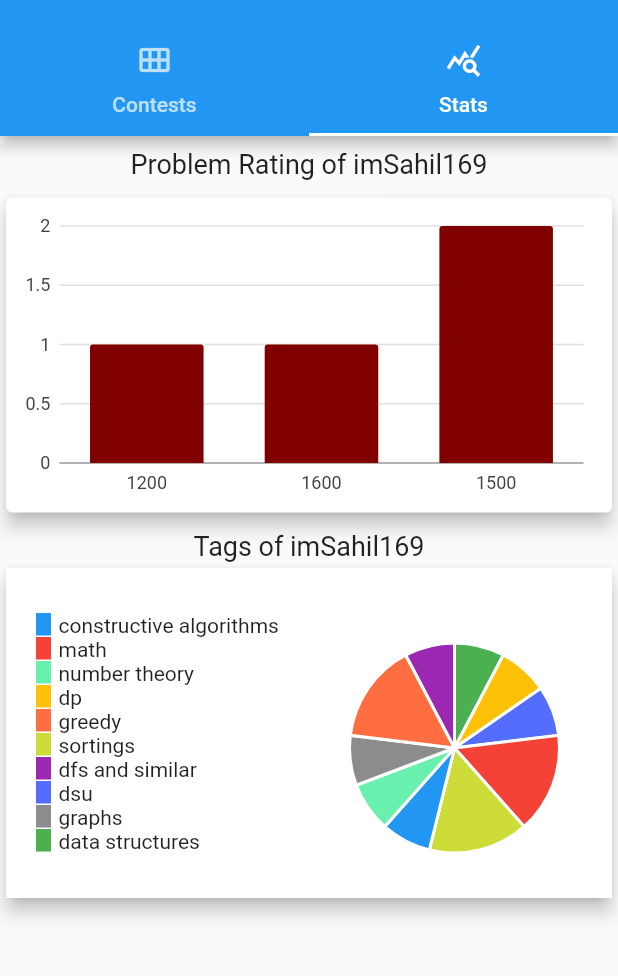
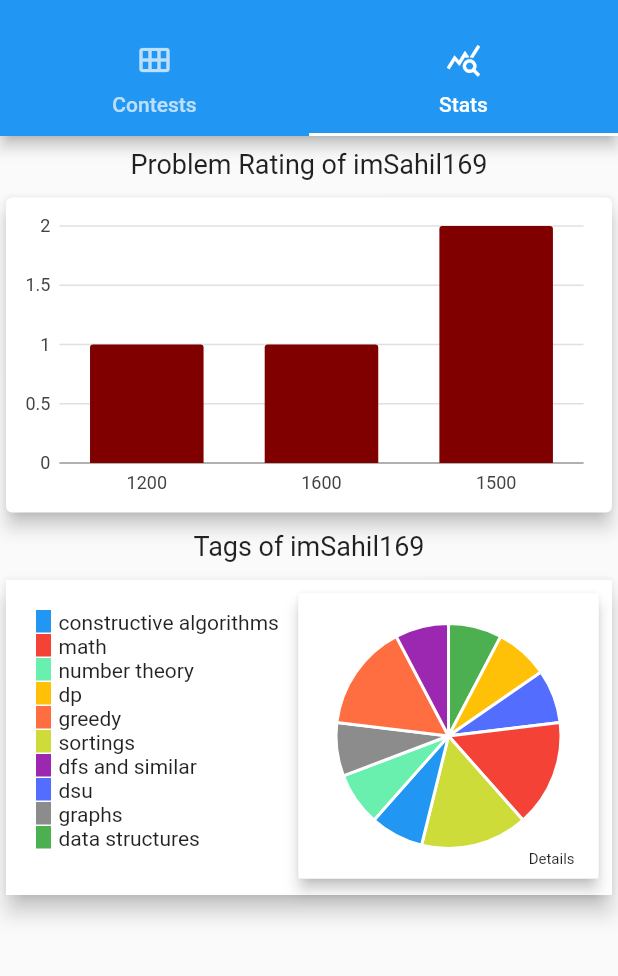
Before and after one commit to sk25469/Codeforces_Visualizer, a Flutter app: the screen it shows after launch, tab 2 chosen, on a phone screen of 412 x 824 dp, the part 59-1035 px from its top. Run offline on Flutter 3.47's test engine with Material 2 defaults, Android fonts, the phone set to English and light mode, and no system bars; our stand-ins replace charts_flutter.

Commit message:
more ui changes

```diff
--- a/lib/screens/user_info_screen.dart
+++ b/lib/screens/user_info_screen.dart
@@ -50,7 +50,7 @@ class UserInfoScreen extends StatelessWidget {
           ),
         ),
         const Padding(
-          padding: EdgeInsets.only(top: 8),
+          padding: EdgeInsets.only(top: 8, bottom: 8),
           child: Text(
             'Tags of imSahil169',
             style: TextStyle(
--- a/lib/widgets/pie_chart.dart
+++ b/lib/widgets/pie_chart.dart
@@ -11,30 +11,44 @@ class PieChart extends StatelessWidget {
   @override
   Widget build(BuildContext context) {
     return Card(
-      elevation: 5,
+      elevation: 6,
       child: Container(
         color: Colors.white,
-        height: 220.0,
+        height: 210.0,
         width: double.infinity,
         child: Stack(
           children: <Widget>[
             Positioned(
-              top: 30.0,
+              top: 5.0,
               right: 5.0,
-              child: Container(
-                height: 180,
-                width: 200,
-                color: Colors.white,
-                child: chartType,
+              child: Card(
+                elevation: 4,
+                child: InkWell(
+                  onTap: () {},
+                  child: Container(
+                    height: 190,
+                    width: 200,
+                    color: Colors.white,
+                    child: chartType,
+                  ),
+                ),
               ),
             ),
             Positioned(
-              top: 30,
+              top: 20,
               bottom: 20.0,
               left: 10.0,
               child: Column(
                 crossAxisAlignment: CrossAxisAlignment.start,
                 children: legendsList(),
+              ),
+            ),
+            const Positioned(
+              top: 180,
+              right: 25.0,
+              child: Text(
+                'Details',
+                style: TextStyle(fontSize: 10),
               ),
             ),
           ],
```
